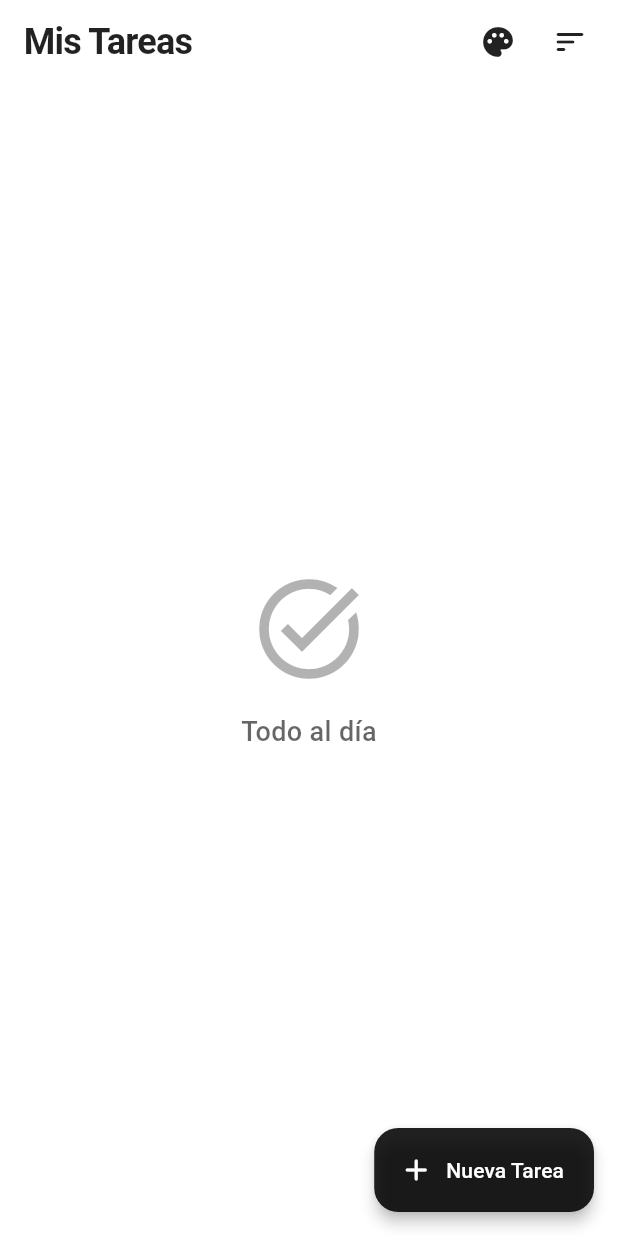
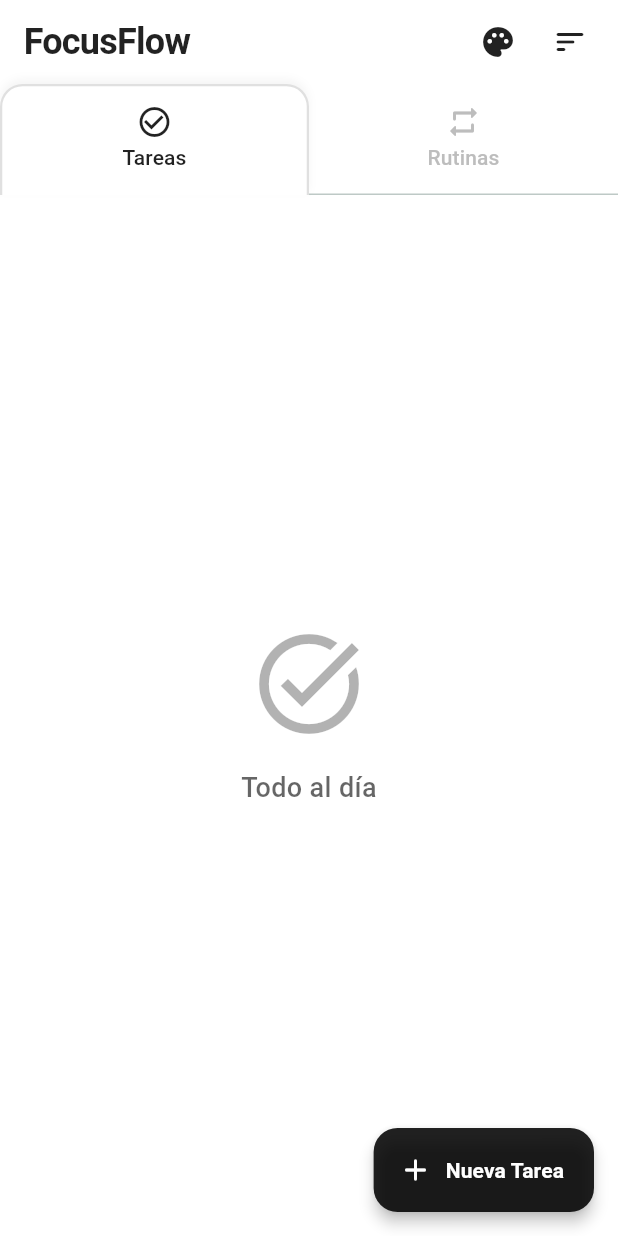
Before and after one commit to JLBeasITEL/FocusFlow, a Flutter app: the screen it shows after launch, on a phone screen of 412 x 824 dp. Run offline on Flutter 3.47's test engine with Material 3 defaults, Android fonts, the phone set to English and light mode, and no system bars; our stand-ins replace flutter_local_notifications, flutter_riverpod, flutter_timezone, permission_handler, shared_preferences, timezone; missing offline and left inert: android_alarm_manager_plus.

Commit message:
Avance: Se agregó el apartado de rutinas, con un diseño de carpeta en la parte superior, con su propio formulario e íconos personalizables

```diff
--- a/analysis_options.yaml
+++ b/analysis_options.yaml
@@ -7,6 +7,9 @@
 
 # The following line activates a set of recommended lints for Flutter apps,
 # packages, and plugins designed to encourage good coding practices.
+analyzer:
+  errors:
+    unnecessary_string_escapes: ignore
 include: package:flutter_lints/flutter.yaml
 
 linter:
--- /dev/null
+++ b/lib/models/rutina.dart
@@ -0,0 +1,72 @@
+import 'package:flutter/material.dart';
+
+class Rutina {
+  final String id;
+  final String titulo;
+  final String? descripcion;
+  final TimeOfDay horaDian;
+  final List<bool> diasSemana; // [Lunes, Martes, Miercoles, Jueves, Viernes, Sabado, Domingo]
+  final int iconoCode;
+  final bool activa;
+  final int racha; // 🔥 NUEVO: Contador de rachas
+
+  Rutina({
+    required this.id,
+    required this.titulo,
+    this.descripcion,
+    required this.horaDian,
+    required this.diasSemana,
+    required this.iconoCode,
+    this.activa = true,
+    this.racha = 0, // Inicia en 0 por defecto
+  });
+
+  Rutina copyWith({
+    String? id,
+    String? titulo,
+    String? descripcion,
+    TimeOfDay? horaDian,
+    List<bool>? diasSemana,
+    int? iconoCode,
+    bool? activa,
+    int? racha,
+  }) {
+    return Rutina(
+      id: id ?? this.id,
+      titulo: titulo ?? this.titulo,
+      descripcion: descripcion ?? this.descripcion,
+      horaDian: horaDian ?? this.horaDian,
+      diasSemana: diasSemana ?? this.diasSemana,
+      iconoCode: iconoCode ?? this.iconoCode,
+      activa: activa ?? this.activa,
+      racha: racha ?? this.racha,
+    );
+  }
+
+  Map<String, dynamic> toJson() {
+    return {
+      'id': id,
+      'titulo': titulo,
+      'descripcion': descripcion,
+      'hora': horaDian.hour,
+      'minuto': horaDian.minute,
+      'diasSemana': diasSemana,
+      'iconoCode': iconoCode,
+      'activa': activa,
+      'racha': racha,
+    };
+  }
+
+  factory Rutina.fromJson(Map<String, dynamic> json) {
+    return Rutina(
+      id: json['id'] as String,
+      titulo: json['titulo'] as String,
+      descripcion: json['descripcion'] as String?,
+      horaDian: TimeOfDay(hour: json['hora'] as int, minute: json['minuto'] as int),
+      diasSemana: List<bool>.from(json['diasSemana']),
+      iconoCode: json['iconoCode'] as int,
+      activa: json['activa'] as bool,
+      racha: json['racha'] as int? ?? 0,
+    );
+  }
+}
--- a/lib/presentation/screens/home_screen.dart
+++ b/lib/presentation/screens/home_screen.dart
@@ -5,6 +5,9 @@ import 'dart:ui';
 import '../../providers/tarea_provider.dart';
 import '../../models/tarea.dart';
 import '../widgets/add_tarea_modal.dart';
+import '../../providers/rutina_provider.dart';
+import '../widgets/rutina_card.dart';
+import '../widgets/add_rutina_modal.dart';
 
 class HomeScreen extends ConsumerWidget {
   const HomeScreen({super.key});
@@ -72,16 +75,51 @@ class HomeScreen extends ConsumerWidget {
     final colorPrincipal = _getColorPrincipal(temaActual);
     final degradadoFondo = _getDegradadoFondo(temaActual);
 
-    return Scaffold(
+    return DefaultTabController(
+  length: 2, // Le decimos que habrá 2 pestañas
+  child: Scaffold(
+    // El FAB se queda exactamente igual, flotando sobre todo
+    floatingActionButton: Builder(
+  builder: (fabContext) {
+    // Usamos fabContext para leer la pestaña actual sin errores
+    return FloatingActionButton.extended(
+      onPressed: () {
+        final int index = DefaultTabController.of(fabContext).index;
+
+        showModalBottomSheet(
+          context: context, // El context original para abrir el modal
+          isScrollControlled: true,
+          backgroundColor: Colors.transparent,
+          builder: (_) => index == 0 ? const AddTareaModal() : const AddRutinaModal(),
+        );
+      },
+      elevation: 4,
+      backgroundColor: colorPrincipal,
+      icon: const Icon(Icons.add_rounded, color: Colors.white),
+      label: Text(
+        // Cambia el texto del botón dependiendo de la pestaña
+        DefaultTabController.of(fabContext).index == 0 ? 'Nueva Tarea' : 'Nueva Rutina',
+        style: const TextStyle(color: Colors.white, fontWeight: FontWeight.bold)
+      ),
+    );
+  }
+),
+
+    // Mantenemos tu contenedor con el degradado de fondo
     body: Container(
       decoration: BoxDecoration(gradient: degradadoFondo),
-        child: CustomScrollView(
-          slivers: [
+      child: NestedScrollView(
+        headerSliverBuilder: (BuildContext context, bool innerBoxIsScrolled) {
+          return [
             SliverAppBar(
               floating: true,
+              pinned: true, // Fijamos el AppBar para que las pestañas no desaparezcan al scrollear
               backgroundColor: Colors.transparent,
               elevation: 0,
-              title: Text('Mis Tareas', style: TextStyle(fontWeight: FontWeight.bold, letterSpacing: -0.5, color: colorPrincipal, fontSize: 24)),
+              // Cambié "Mis Tareas" por el nombre de la app, ya que ahora engloba tareas y rutinas
+              title: Text('FocusFlow', style: TextStyle(fontWeight: FontWeight.bold, letterSpacing: -0.5, color: colorPrincipal, fontSize: 24)),
+
+              // Tus menús originales se quedan intactos
               actions: [
                 PopupMenuButton<TemaApp>(
                   icon: Icon(Icons.palette_rounded, color: colorPrincipal),
@@ -89,28 +127,15 @@ class HomeScreen extends ConsumerWidget {
                   shape: RoundedRectangleBorder(borderRadius: BorderRadius.circular(16)),
                   onSelected: (TemaApp result) => ref.read(temaProvider.notifier).cambiarTema(result),
                   itemBuilder: (BuildContext context) => <PopupMenuEntry<TemaApp>>[
-                    // NUEVA OPCIÓN EN EL MENÚ
-                    const PopupMenuItem<TemaApp>(
-                      value: TemaApp.clasico,
-                      child: Row(children: [Icon(Icons.format_paint, size: 20, color: Colors.black87), SizedBox(width: 12), Text('Original (Blanco)')]),
-                    ),
-                    const PopupMenuItem<TemaApp>(
-                      value: TemaApp.zenClasico,
-                      child: Row(children: [Icon(Icons.spa, size: 20, color: Color(0xFF5A855C)), SizedBox(width: 12), Text('Zen Clásico (Verde)')]),
-                    ),
-                    const PopupMenuItem<TemaApp>(
-                      value: TemaApp.brisaMarina,
-                      child: Row(children: [Icon(Icons.water_drop, size: 20, color: Color(0xFF3182CE)), SizedBox(width: 12), Text('Brisa Marina (Azul)')]),
-                    ),
-                    const PopupMenuItem<TemaApp>(
-                      value: TemaApp.atardecerMinimalista,
-                      child: Row(children: [Icon(Icons.wb_twilight, size: 20, color: Color(0xFFDD6B20)), SizedBox(width: 12), Text('Atardecer (Naranja)')]),
-                    ),
+                    const PopupMenuItem<TemaApp>(value: TemaApp.clasico, child: Row(children: [Icon(Icons.format_paint, size: 20, color: Colors.black87), SizedBox(width: 12), Text('Original (Blanco)')])),
+                    const PopupMenuItem<TemaApp>(value: TemaApp.zenClasico, child: Row(children: [Icon(Icons.spa, size: 20, color: Color(0xFF5A855C)), SizedBox(width: 12), Text('Zen Clásico (Verde)')])),
+                    const PopupMenuItem<TemaApp>(value: TemaApp.brisaMarina, child: Row(children: [Icon(Icons.water_drop, size: 20, color: Color(0xFF3182CE)), SizedBox(width: 12), Text('Brisa Marina (Azul)')])),
+                    const PopupMenuItem<TemaApp>(value: TemaApp.atardecerMinimalista, child: Row(children: [Icon(Icons.wb_twilight, size: 20, color: Color(0xFFDD6B20)), SizedBox(width: 12), Text('Atardecer (Naranja)')])),
                   ],
                 ),
                 PopupMenuButton<TipoOrden>(
                   icon: Icon(Icons.sort_rounded, color: colorPrincipal),
-                  tooltip: 'Ordenar tareas',
+                  tooltip: 'Ordenar',
                   shape: RoundedRectangleBorder(borderRadius: BorderRadius.circular(16)),
                   onSelected: (TipoOrden result) => ref.read(ordenProvider.notifier).cambiarOrden(result),
                   itemBuilder: (BuildContext context) => <PopupMenuEntry<TipoOrden>>[
@@ -122,11 +147,64 @@ class HomeScreen extends ConsumerWidget {
                 ),
                 const SizedBox(width: 8),
               ],
+
+              bottom: TabBar(
+                // 1. Hacemos que el texto inactivo se note más apagado en el tema clásico
+                labelColor: colorPrincipal,
+                unselectedLabelColor: temaActual == TemaApp.clasico
+                    ? Colors.grey.shade400
+                    : colorPrincipal.withOpacity(0.5),
+
+                indicatorSize: TabBarIndicatorSize.tab,
+
+                // 2. Modificamos el diseño de la pestaña activa (Indicator)
+                indicator: BoxDecoration(
+                  // En el clásico usamos blanco puro, en los demás transparencia
+                  color: temaActual == TemaApp.clasico
+                      ? Colors.white
+                      : Colors.white.withOpacity(0.6),
+
+                  borderRadius: const BorderRadius.only(
+                    topLeft: Radius.circular(15),
+                    topRight: Radius.circular(15),
                   ),
 
+                  // 3. EL TRUCO VISUAL: Un borde sutil solo para el tema clásico
+                  border: temaActual == TemaApp.clasico
+                      ? Border(
+                          top: BorderSide(color: Colors.grey.shade300, width: 1.5),
+                          left: BorderSide(color: Colors.grey.shade300, width: 1.5),
+                          right: BorderSide(color: Colors.grey.shade300, width: 1.5),
+                          // NO ponemos borde abajo para que se "fusione" con el contenido
+                        )
+                      : null,
+
+                  // 4. Una sombra suave hacia arriba para darle relieve de carpeta real
+                  boxShadow: temaActual == TemaApp.clasico
+                      ? [
+                          BoxShadow(
+                            color: Colors.black.withOpacity(0.04),
+                            blurRadius: 4,
+                            offset: const Offset(0, -3), // Sombra apuntando hacia arriba
+                          )
+                        ]
+                      : null,
+                ),
+                tabs: const [
+                  Tab(icon: Icon(Icons.check_circle_outline), text: 'Tareas'),
+                  Tab(icon: Icon(Icons.repeat_rounded), text: 'Rutinas'),
+                ],
+              ),
+            ),
+          ];
+        },
+
+        // EL CONTENIDO DE LAS PESTAÑAS
+        body: TabBarView(
+          children: [
+            // --- PESTAÑA 1: TAREAS ---
             tareas.isEmpty
-                ? SliverFillRemaining(
-                    child: Center(
+                ? Center(
                     child: Column(
                       mainAxisAlignment: MainAxisAlignment.center,
                       children: [
@@ -135,35 +213,35 @@ class HomeScreen extends ConsumerWidget {
                         Text(temaActual == TemaApp.clasico ? 'Todo al día' : 'Mente en calma', style: TextStyle(fontSize: 18, color: colorPrincipal.withOpacity(0.6), fontWeight: FontWeight.w500)),
                       ],
                     ),
-                    ),
                   )
-                : SliverPadding(
+                : ListView.builder(
                     padding: const EdgeInsets.fromLTRB(16, 8, 16, 100),
-                    sliver: SliverList(
-                      delegate: SliverChildBuilderDelegate(
-                        (context, index) {
+                    itemCount: tareas.length,
+                    itemBuilder: (context, index) {
                       return TareaCard(tarea: tareas[index], tema: temaActual);
                     },
-                        childCount: tareas.length,
                   ),
+
+            // Busca el "Cascarón temporal" de Rutinas y cámbialo por esto:
+            Consumer(
+              builder: (context, ref, child) {
+                final listaRutinas = ref.watch(rutinaProvider);
+                return listaRutinas.isEmpty
+                    ? Center(child: Text('No hay rutinas aún', style: TextStyle(color: colorPrincipal)))
+                    : ListView.builder(
+                        padding: const EdgeInsets.fromLTRB(16, 8, 16, 100),
+                        itemCount: listaRutinas.length,
+                        itemBuilder: (context, index) => RutinaCard(
+                          rutina: listaRutinas[index],
+                          colorTema: colorPrincipal,
                         ),
+                      );
+              },
             ),
           ],
         ),
       ),
-      floatingActionButton: FloatingActionButton.extended(
-        onPressed: () {
-          showModalBottomSheet(
-            context: context,
-            isScrollControlled: true,
-            backgroundColor: Colors.transparent,
-            builder: (_) => const AddTareaModal(),
-          );
-        },
-        elevation: 4,
-        backgroundColor: colorPrincipal,
-        icon: const Icon(Icons.add_rounded, color: Colors.white),
-        label: const Text('Nueva Tarea', style: TextStyle(color: Colors.white)),
+    ),
   ),
 );
   }
```
Also changed, not shown: lib/presentation/screens/alarma_screen.dart (added, +58 -0 lines), lib/presentation/widgets/add_rutina_modal.dart (added, +213 -0 lines), lib/presentation/widgets/rutina_card.dart (added, +102 -0 lines), lib/providers/rutina_provider.dart (added, +58 -0 lines). Lines whose indentation alone changed are shown as unchanged.
